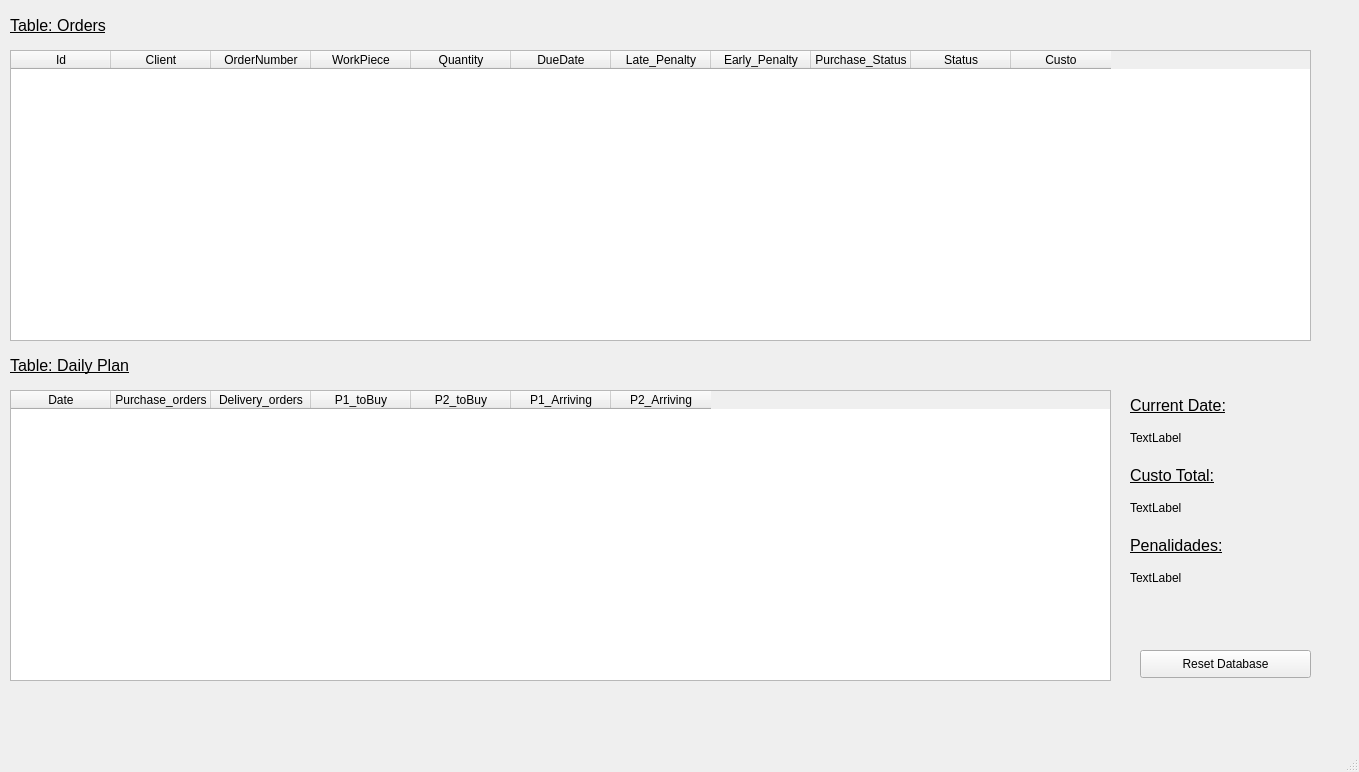
Qt form ERP/DesignInterfaceErp.ui (zemendes1/Shop-Floor-Manager) before a commit.
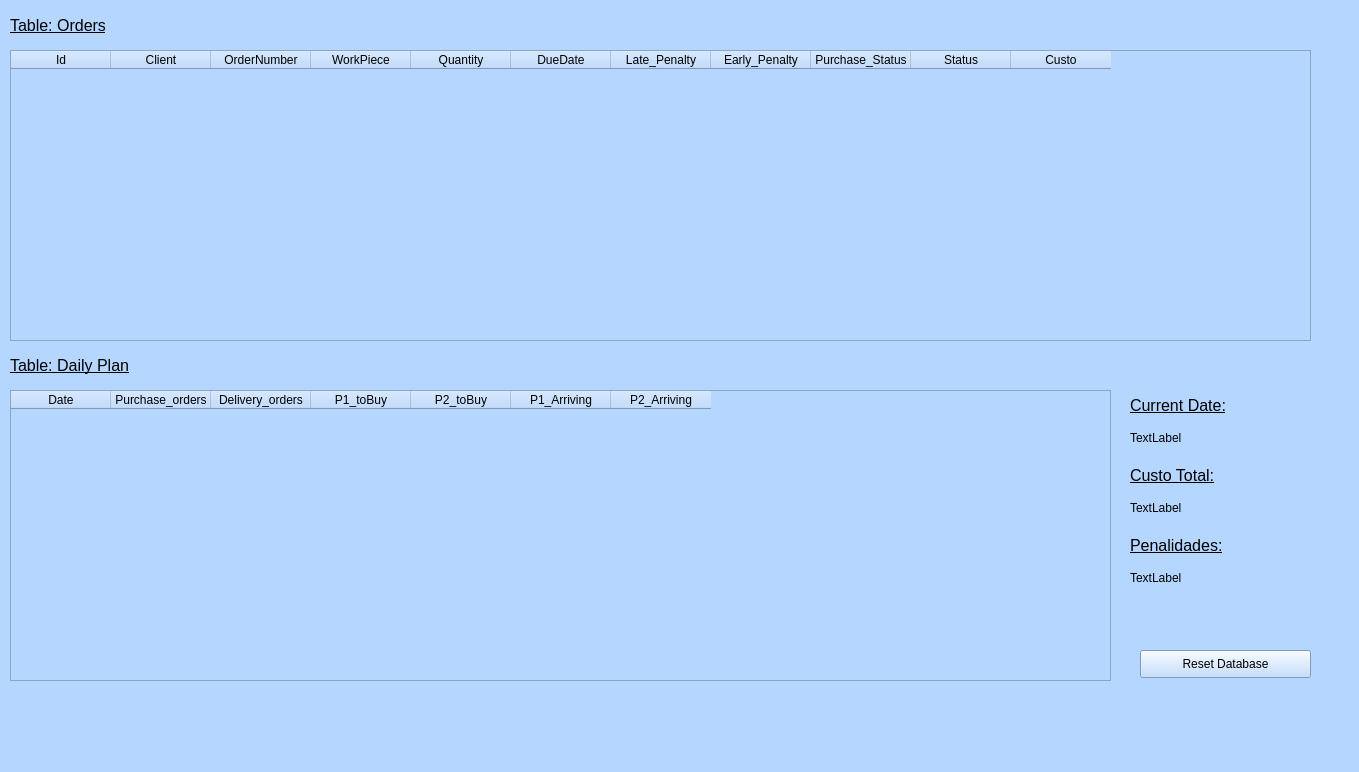
The same form after that commit.

Commit message: Erp Interface Color Change

What changed in the file:
```diff
--- a/ERP/DesignInterfaceErp.ui
+++ b/ERP/DesignInterfaceErp.ui
@@ -13,6 +13,9 @@
   <property name="windowTitle">
    <string>Erp Interface</string>
   </property>
+  <property name="styleSheet">
+   <string notr="true">background-color: rgb(181, 214, 255);</string>
+  </property>
   <widget class="QWidget" name="centralwidget">
    <widget class="QLabel" name="label">
     <property name="geometry">
```
The commit also changes 1 other file.
